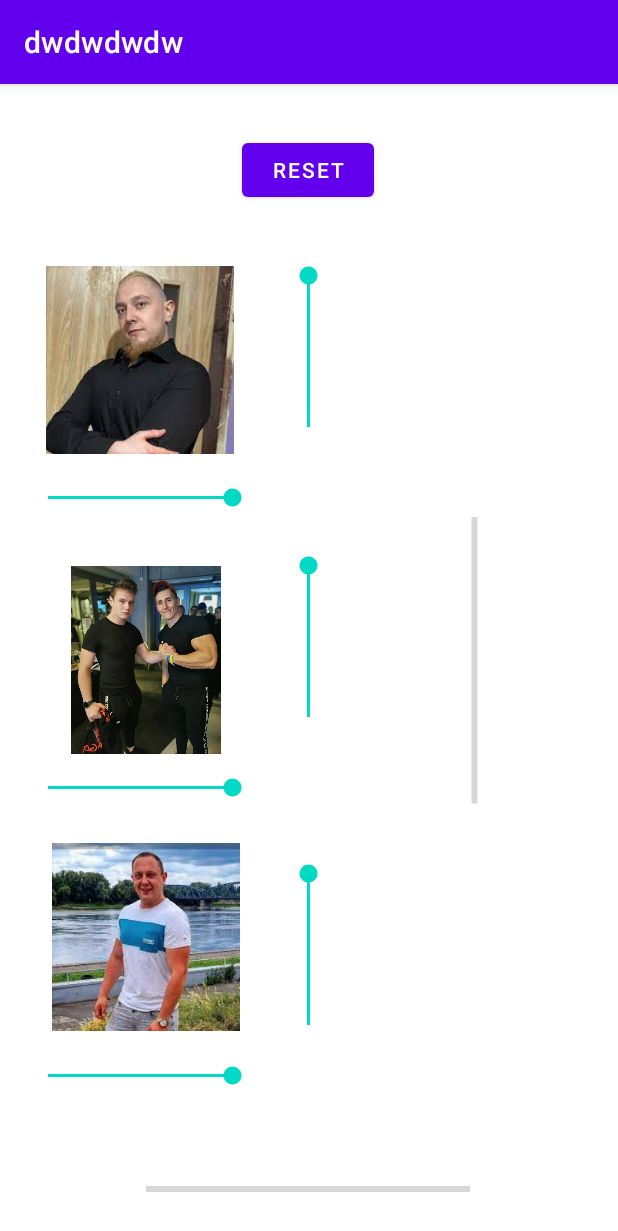
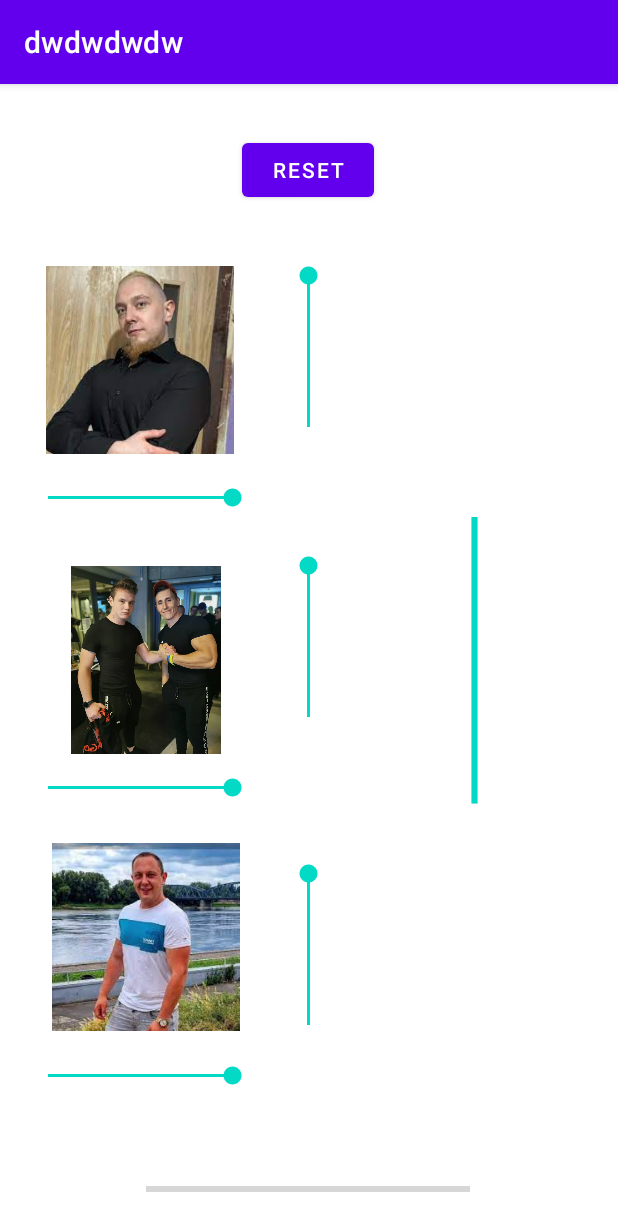
Before and after one commit to dawidrzuk/mojbilne, an Android app: the screen it shows after launch (MainActivity), after a tap on "RESET", on a phone screen of 412 x 824 dp. Shown: the top 1231 px of the screen. Run offline under Robolectric (Android 15) with nearby library versions, the phone set to English and light mode, and no system bars.

Commit message:
zdj1 wysokosc

```diff
--- a/app/src/main/java/com/example/dwdwdwdw/MainActivity.kt
+++ b/app/src/main/java/com/example/dwdwdwdw/MainActivity.kt
@@ -20,8 +20,8 @@ class MainActivity : AppCompatActivity() {
         val sb1dlug = findViewById<SeekBar>(R.id.seekBar5)
         val sb2dlug = findViewById<SeekBar>(R.id.seekBar6)
         val sb3dlug = findViewById<SeekBar>(R.id.seekBar7)
-        val pb1 = findViewById<ProgressBar>(R.id.progressBar)
-        val pb2 = findViewById<ProgressBar>(R.id.progressBar2)
+        val pb2 = findViewById<ProgressBar>(R.id.progressBar)
+        val pb1 = findViewById<ProgressBar>(R.id.progressBar2)
 
         val but = findViewById<Button>(R.id.button)
 
@@ -34,5 +34,21 @@ class MainActivity : AppCompatActivity() {
             sb2szer.progress = 100
             sb3szer.progress = 100
         }
-    }
-}
+
+            fun ChangeProgressBarValueVertical(seekbar1: SeekBar, progressBar: ProgressBar){
+                progressBar.progress = (seekbar1.progress);
+            }
+            sb1dlug.setOnSeekBarChangeListener(object : SeekBar.OnSeekBarChangeListener {
+                override fun onProgressChanged(seekBar: SeekBar, progress: Int, fromUser: Boolean) {
+                    obraz1.scaleY = progress / 100f
+
+                    ChangeProgressBarValueVertical(sb1dlug, pb1)
+                }
+
+                override fun onStartTrackingTouch(p0: SeekBar) {}
+                override fun onStopTrackingTouch(p0: SeekBar) {}
+            })
+
+        }
+
+        }
```
